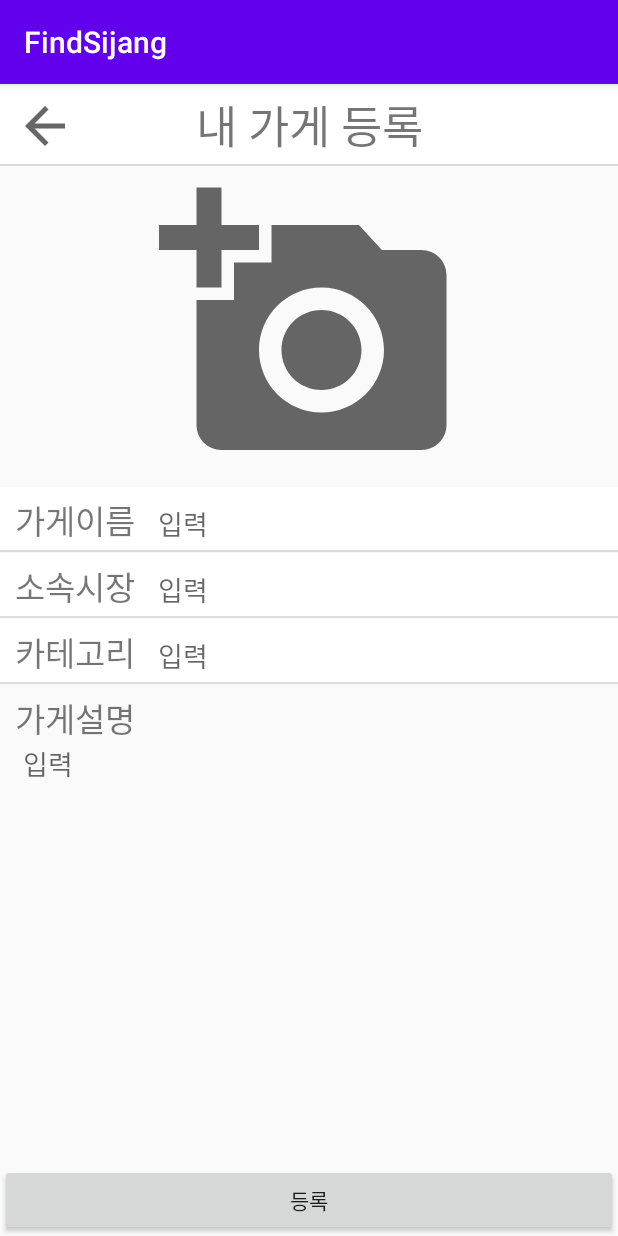
After one commit to goddl717/find_sijang, an Android app: the ResisterStoreActivity screen opened directly, with no data from a screen before it, on a phone screen of 412 x 824 dp. The commit adds this screen. Run offline under Robolectric (Android 15) with nearby library versions, the phone set to English and light mode, and no system bars; our stand-ins replace Firebase (no records; nobody signed in at launch, a user with empty details on screens opened directly); pictures from the network do not load.

Commit message:
등록화면 구현

```diff
--- a/app/src/main/AndroidManifest.xml
+++ b/app/src/main/AndroidManifest.xml
@@ -4,8 +4,10 @@
     package="com.example.myapplication">
 
     <uses-permission android:name="android.permission.INTERNET" />
+    <uses-permission android:name="android.permission.READ_EXTERNAL_STORAGE"/>
 
     <application
+        android:requestLegacyExternalStorage="true"
         android:allowBackup="true"
         android:icon="@mipmap/ic_launcher"
         android:label="@string/app_name"
@@ -14,6 +16,7 @@
         android:theme="@style/AppTheme"
         android:usesCleartextTraffic="true"
         tools:targetApi="m">
+        <activity android:name=".navfragment.home.ResisterStoreActivity"></activity>
         <activity android:name=".navfragment.home.StoreMain" />
         <activity android:name=".AddressActivity" />
         <activity android:name=".SignUpActivity" />
--- a/app/src/main/java/com/example/myapplication/navfragment/home/HomeFragment.java
+++ b/app/src/main/java/com/example/myapplication/navfragment/home/HomeFragment.java
@@ -148,7 +148,7 @@ public class HomeFragment extends Fragment implements View.OnClickListener{
                 break;
             case R.id.fab_sub1:
                 toggleFab();
-//                startActivity(new Intent(getActivity(), ResisterStoreActivity.class));
+                startActivity(new Intent(getActivity(), ResisterStoreActivity.class));
                 break;
             case R.id.fab_sub2:
                 toggleFab();
--- /dev/null
+++ b/app/src/main/java/com/example/myapplication/navfragment/home/ResisterStoreActivity.java
@@ -0,0 +1,215 @@
+package com.example.myapplication.navfragment.home;
+
+import androidx.annotation.NonNull;
+import androidx.annotation.Nullable;
+import androidx.appcompat.app.AlertDialog;
+import androidx.appcompat.app.AppCompatActivity;
+import androidx.loader.content.CursorLoader;
+
+import android.Manifest;
+import android.content.Intent;
+import android.database.Cursor;
+import android.graphics.Color;
+import android.graphics.drawable.ColorDrawable;
+import android.net.Uri;
+import android.os.Build;
+import android.os.Bundle;
+import android.provider.MediaStore;
+import android.util.Log;
+import android.view.LayoutInflater;
+import android.view.View;
+import android.widget.AdapterView;
+import android.widget.Button;
+import android.widget.EditText;
+import android.widget.ImageView;
+import android.widget.ListView;
+import android.widget.SimpleAdapter;
+import android.widget.Toast;
+
+import com.example.myapplication.R;
+import com.example.myapplication.model.Store;
+import com.google.android.gms.tasks.OnFailureListener;
+import com.google.android.gms.tasks.OnSuccessListener;
+import com.google.android.gms.tasks.Task;
+import com.google.firebase.auth.FirebaseAuth;
+import com.google.firebase.database.FirebaseDatabase;
+import com.google.firebase.storage.FirebaseStorage;
+import com.google.firebase.storage.StorageReference;
+import com.google.firebase.storage.UploadTask;
+
+import java.io.File;
+import java.util.ArrayList;
+import java.util.HashMap;
+import java.util.List;
+import java.util.Map;
+
+public class ResisterStoreActivity extends AppCompatActivity {
+    private static final int GALLEY_CODE = 10;
+    private EditText editTextStoreName;
+    private EditText editTextMarketName;
+    private EditText editTextDetail;
+    private EditText editTextCategory;
+    private ImageView imageViewStore;
+    private Button buttonResister;
+    private Button buttonBack;
+    private FirebaseAuth auth;
+    private FirebaseStorage storage;
+    private FirebaseDatabase database;
+    private String imagePath;
+    // market dialog
+    List<Map<String, Object>> dialogItemList;
+    private static final String TAG_TEXT = "text";
+    String[] text = {"동문시장", "남문시장", "신매시장", "북문시장", "감문시장", "서리시장", "동문시장", "남문시장"
+//            ,"동문시장", "남문시장", "신매시장", "북문시장", "감문시장", "서리시장", "동문시장", "남문시장",
+//            "동문시장", "남문시장", "신매시장", "북문시장", "감문시장", "서리시장", "동문시장", "남문시장",
+//            "동문시장", "남문시장", "신매시장", "북문시장", "감문시장", "서리시장", "동문시장", "남문시장",
+//            "동문시장", "남문시장", "신매시장", "북문시장", "감문시장", "서리시장", "동문시장", "남문시장"
+    };
+    @Override
+    protected void onCreate(Bundle savedInstanceState) {
+        super.onCreate(savedInstanceState);
+        setContentView(R.layout.activity_resister_store);
+        editTextStoreName = (EditText) findViewById(R.id.editTextStoreName);
+        editTextMarketName = (EditText) findViewById(R.id.editTextMarketName);
+        editTextCategory = (EditText) findViewById(R.id.editTextCategory);
+        editTextDetail = (EditText) findViewById(R.id.editTextDetail);
+        imageViewStore = (ImageView) findViewById(R.id.imageViewStore);
+        buttonResister = (Button) findViewById(R.id.buttonResister);
+        buttonBack = (Button) findViewById(R.id.backButton);
+        auth = FirebaseAuth.getInstance();
+        storage = FirebaseStorage.getInstance();
+        database = FirebaseDatabase.getInstance();
+
+        /*권한*/
+        if (Build.VERSION.SDK_INT >= Build.VERSION_CODES.M) {
+            requestPermissions(new String[]{Manifest.permission.READ_EXTERNAL_STORAGE},0);
+        }
+        imageViewStore.setOnClickListener(new View.OnClickListener() {
+            @Override
+            public void onClick(View v) {
+                Intent intent = new Intent(Intent.ACTION_PICK);
+                intent.setType(MediaStore.Images.Media.CONTENT_TYPE);
+                startActivityForResult(intent, GALLEY_CODE);
+            }
+        });
+
+        buttonBack.setOnClickListener(new View.OnClickListener() {
+            @Override
+            public void onClick(View v) {
+                finish();
+            }
+        });
+
+        buttonResister.setOnClickListener(new View.OnClickListener() {
+            @Override
+            public void onClick(View v) {
+                upload(imagePath);
+                Toast.makeText(ResisterStoreActivity.this, "가게 등록이 완료되었습니다.", Toast.LENGTH_SHORT).show();
+                finish();
+
+            }
+        });
+        //market dialog
+        editTextMarketName.setOnClickListener(new View.OnClickListener() {
+            @Override
+            public void onClick(View v) {
+                showAlertDialog();
+            }
+        });
+
+        dialogItemList = new ArrayList<>();
+        for (int i = 0; i < text.length; i++) {
+            Map<String, Object> itemMap = new HashMap<>();
+            itemMap.put(TAG_TEXT, text[i]);
+            dialogItemList.add(itemMap);
+        }
+    }
+
+    private void showAlertDialog() {
+        AlertDialog.Builder builder = new AlertDialog.Builder(ResisterStoreActivity.this);
+        LayoutInflater inflater = getLayoutInflater();
+        View view = inflater.inflate(R.layout.market_dialog, null);
+        builder.setView(view);
+
+        final ListView listview = (ListView) view.findViewById(R.id.listview_alterdialog_list);
+        final AlertDialog dialog = builder.create();
+
+        //리사이클러뷰로 교체!!! - 데이터가 많아지면 레이아웃이 깨짐
+        SimpleAdapter simpleAdapter = new SimpleAdapter(ResisterStoreActivity.this, dialogItemList,
+                R.layout.market_dialog_row,
+                new String[]{TAG_TEXT},
+                new int[]{R.id.alertDialogItemTextView});
+
+        listview.setAdapter(simpleAdapter);
+        listview.setOnItemClickListener(new AdapterView.OnItemClickListener() {
+
+            @Override
+            public void onItemClick(AdapterView<?> parent, View view, int position, long id) {
+
+                editTextMarketName.setText(text[position]);
+                dialog.dismiss();
+            }
+        });
+
+        dialog.setCancelable(false);
+        dialog.getWindow().setBackgroundDrawable(new ColorDrawable(Color.TRANSPARENT));
+        dialog.show();
+    }
+
+    @Override
+    protected void onActivityResult(int requestCode, int resultCode, @Nullable Intent data) {
+        super.onActivityResult(requestCode, resultCode, data);
+        if (requestCode == GALLEY_CODE) {
+//            imageViewStore.setScaleType(ImageView.ScaleType.CENTER_CROP);
+//            imageViewStore.setImageURI(data.getData());
+//          이미지 불러오기
+            imagePath = getPath(data.getData());
+            File f = new File(imagePath);
+            imageViewStore.setImageURI(Uri.fromFile(f));
+
+        }
+    }
+    public String getPath(Uri uri){
+        String [] proj = { MediaStore.Images.Media.DATA };
+        CursorLoader cursorLoader = new CursorLoader(this, uri, proj, null, null, null);
+
+        Cursor cursor = cursorLoader.loadInBackground ();
+        int index = cursor.getColumnIndexOrThrow (MediaStore.Images.Media.DATA);
+
+        cursor.moveToFirst();
+
+        return cursor.getString(index);
+    }
+
+    private void upload(String uri){
+        final StorageReference storageRef = storage.getReference();;
+
+        Uri file = Uri.fromFile(new File(uri));
+        StorageReference riversRef = storageRef.child("images/"+file.getLastPathSegment());
+        UploadTask uploadTask = riversRef.putFile(file);
+
+        // Register observers to listen for when the download is done or if it fails
+        uploadTask.addOnFailureListener(new OnFailureListener() {
+            @Override
+            public void onFailure(@NonNull Exception exception) {
+                // Handle unsuccessful uploads
+                Log.v("jiwon","fail");
+            }
+        }).addOnSuccessListener(new OnSuccessListener<UploadTask.TaskSnapshot>() {
+            @Override
+            public void onSuccess(UploadTask.TaskSnapshot taskSnapshot) {
+                // taskSnapshot.getMetadata() contains file metadata such as size, content-type, etc.
+                Task<Uri> downloadUrl = taskSnapshot.getStorage().getDownloadUrl();
+                String marketName = editTextMarketName.getText().toString().trim();
+                Store store = new Store();
+                store.setUserId(auth.getCurrentUser().getUid());
+                store.setStoreName(editTextStoreName.getText().toString().trim());
+                store.setImageUrl(downloadUrl.toString());
+                store.setCategory(editTextCategory.getText().toString().trim());
+                store.setDetail(editTextDetail.getText().toString().trim());
+                database.getReference().child("시장").child(marketName).child("store").push().setValue(store);
+                Log.v("jiwon","succes");
+            }
+        });
+    }
+}
--- /dev/null
+++ b/app/src/main/res/drawable/ic_add_a_photo.xml
@@ -0,0 +1,5 @@
+<vector android:height="200dp" android:tint="#656565"
+    android:viewportHeight="24" android:viewportWidth="24"
+    android:width="200dp" xmlns:android="http://schemas.android.com/apk/res/android">
+    <path android:fillColor="@android:color/white" android:pathData="M3,4V1h2v3h3v2H5v3H3V6H0V4H3zM6,10V7h3V4h7l1.83,2H21c1.1,0 2,0.9 2,2v12c0,1.1 -0.9,2 -2,2H5c-1.1,0 -2,-0.9 -2,-2V10H6zM13,19c2.76,0 5,-2.24 5,-5s-2.24,-5 -5,-5s-5,2.24 -5,5S10.24,19 13,19zM9.8,14c0,1.77 1.43,3.2 3.2,3.2s3.2,-1.43 3.2,-3.2s-1.43,-3.2 -3.2,-3.2S9.8,12.23 9.8,14z"/>
+</vector>
--- /dev/null
+++ b/app/src/main/res/drawable/ic_arrow_back.xml
@@ -0,0 +1,10 @@
+<vector xmlns:android="http://schemas.android.com/apk/res/android"
+    android:width="24dp"
+    android:height="24dp"
+    android:viewportWidth="24"
+    android:viewportHeight="24"
+    android:tint="?attr/colorControlNormal">
+    <path
+        android:fillColor="@android:color/white"
+        android:pathData="M20,11H7.83l5.59,-5.59L12,4l-8,8 8,8 1.41,-1.41L7.83,13H20v-2z"/>
+</vector>
--- /dev/null
+++ b/app/src/main/res/layout/activity_resister_store.xml
@@ -0,0 +1,182 @@
+<?xml version="1.0" encoding="utf-8"?>
+<androidx.constraintlayout.widget.ConstraintLayout xmlns:android="http://schemas.android.com/apk/res/android"
+    xmlns:app="http://schemas.android.com/apk/res-auto"
+    xmlns:tools="http://schemas.android.com/tools"
+    android:layout_width="match_parent"
+    android:layout_height="match_parent"
+    tools:context=".navfragment.home.ResisterStoreActivity">
+    <androidx.constraintlayout.widget.ConstraintLayout
+        android:id="@+id/constraintLayout"
+        android:layout_width="0dp"
+        android:layout_height="55sp"
+        android:background="@drawable/border"
+        android:orientation="horizontal"
+        app:layout_constraintEnd_toEndOf="parent"
+        app:layout_constraintHorizontal_bias="1.0"
+        app:layout_constraintStart_toStartOf="parent"
+        app:layout_constraintTop_toTopOf="parent">
+
+        <Button
+            android:id="@+id/backButton"
+            android:layout_width="40sp"
+            android:layout_height="40sp"
+            android:layout_marginStart="10dp"
+            android:background="@drawable/ic_arrow_back"
+            app:layout_constraintBottom_toBottomOf="parent"
+            app:layout_constraintStart_toStartOf="parent"
+            app:layout_constraintTop_toTopOf="parent" />
+
+        <TextView
+            android:id="@+id/textView2"
+            android:layout_width="wrap_content"
+            android:layout_height="match_parent"
+            android:layout_gravity="center"
+            android:gravity="center"
+            android:text="내 가게 등록"
+            android:textSize="30sp"
+            app:layout_constraintBottom_toBottomOf="parent"
+            app:layout_constraintEnd_toEndOf="parent"
+            app:layout_constraintStart_toStartOf="parent"
+            app:layout_constraintTop_toTopOf="parent" />
+
+    </androidx.constraintlayout.widget.ConstraintLayout>
+
+    <ImageView
+        android:id="@+id/imageViewStore"
+        android:layout_width="200dp"
+        android:layout_height="200dp"
+        android:layout_marginTop="5dp"
+        android:background="@drawable/ic_add_a_photo"
+        app:layout_constraintEnd_toEndOf="parent"
+        app:layout_constraintStart_toStartOf="parent"
+        app:layout_constraintTop_toBottomOf="@+id/constraintLayout" />
+
+    <LinearLayout
+        android:id="@+id/linearLayout2"
+        android:layout_width="0dp"
+        android:layout_height="wrap_content"
+        android:layout_marginTop="8dp"
+        android:background="@drawable/border"
+        android:orientation="horizontal"
+        android:paddingTop="5dp"
+        android:paddingBottom="5dp"
+        app:layout_constraintEnd_toEndOf="parent"
+        app:layout_constraintStart_toStartOf="parent"
+        app:layout_constraintTop_toBottomOf="@+id/imageViewStore">
+
+        <TextView
+            android:layout_width="wrap_content"
+            android:layout_height="wrap_content"
+            android:paddingLeft="10dp"
+            android:text="가게이름"
+            android:textSize="22sp" />
+
+        <EditText
+            android:id="@+id/editTextStoreName"
+            android:layout_width="match_parent"
+            android:layout_height="wrap_content"
+            android:layout_marginLeft="15dp"
+            android:background="@null"
+            android:hint="입력" />
+
+    </LinearLayout>
+
+    <LinearLayout
+        android:id="@+id/linearLayout3"
+        android:layout_width="match_parent"
+        android:layout_height="wrap_content"
+        android:background="@drawable/border"
+        android:orientation="horizontal"
+        android:paddingTop="5dp"
+        android:paddingBottom="5dp"
+        app:layout_constraintEnd_toEndOf="parent"
+        app:layout_constraintStart_toStartOf="parent"
+        app:layout_constraintTop_toBottomOf="@+id/linearLayout2">
+
+        <TextView
+            android:layout_width="wrap_content"
+            android:layout_height="wrap_content"
+            android:paddingLeft="10dp"
+            android:text="소속시장"
+            android:textSize="22sp" />
+
+        <EditText
+            android:id="@+id/editTextMarketName"
+            android:layout_width="match_parent"
+            android:layout_height="wrap_content"
+            android:layout_marginLeft="15dp"
+            android:background="@null"
+            android:focusable="false"
+            android:hint="입력" />
+
+    </LinearLayout>
+
+    <LinearLayout
+        android:id="@+id/linearLayout5"
+        android:layout_width="match_parent"
+        android:layout_height="wrap_content"
+        android:background="@drawable/border"
+        android:orientation="horizontal"
+        android:paddingTop="5dp"
+        android:paddingBottom="5dp"
+        app:layout_constraintEnd_toEndOf="parent"
+        app:layout_constraintStart_toStartOf="parent"
+        app:layout_constraintTop_toBottomOf="@+id/linearLayout3">
+
+        <TextView
+            android:layout_width="wrap_content"
+            android:layout_height="wrap_content"
+            android:paddingLeft="10dp"
+            android:text="카테고리"
+            android:textSize="22sp" />
+
+        <EditText
+            android:id="@+id/editTextCategory"
+            android:layout_width="match_parent"
+            android:layout_height="wrap_content"
+            android:layout_marginLeft="15dp"
+            android:background="@null"
+            android:focusable="false"
+            android:hint="입력" />
+
+    </LinearLayout>
+
+
+    <LinearLayout
+        android:layout_width="match_parent"
+        android:layout_height="0dp"
+        android:orientation="vertical"
+        android:paddingTop="5dp"
+        android:paddingBottom="5dp"
+        app:layout_constraintBottom_toTopOf="@+id/buttonResister"
+        app:layout_constraintEnd_toEndOf="parent"
+        app:layout_constraintStart_toStartOf="parent"
+        app:layout_constraintTop_toBottomOf="@+id/linearLayout5">
+
+        <TextView
+            android:layout_width="wrap_content"
+            android:layout_height="wrap_content"
+            android:paddingLeft="10dp"
+            android:text="가게설명"
+            android:textSize="22sp" />
+
+        <EditText
+            android:id="@+id/editTextDetail"
+            android:layout_width="match_parent"
+            android:layout_height="wrap_content"
+            android:layout_marginLeft="15dp"
+            android:background="@null"
+            android:hint="입력" />
+
+    </LinearLayout>
+
+    <Button
+        android:id="@+id/buttonResister"
+        android:layout_width="0dp"
+        android:layout_height="wrap_content"
+        android:text="등록"
+        app:layout_constraintBottom_toBottomOf="parent"
+        app:layout_constraintEnd_toEndOf="parent"
+        app:layout_constraintStart_toStartOf="parent" />
+
+</androidx.constraintlayout.widget.ConstraintLayout>
--- /dev/null
+++ b/app/src/main/res/layout/category_dialog.xml
@@ -0,0 +1,6 @@
+<?xml version="1.0" encoding="utf-8"?>
+<androidx.constraintlayout.widget.ConstraintLayout
+    xmlns:android="http://schemas.android.com/apk/res/android" android:layout_width="match_parent"
+    android:layout_height="match_parent">
+
+</androidx.constraintlayout.widget.ConstraintLayout>
--- /dev/null
+++ b/app/src/main/res/layout/category_dialog_row.xml
@@ -0,0 +1,6 @@
+<?xml version="1.0" encoding="utf-8"?>
+<androidx.constraintlayout.widget.ConstraintLayout
+    xmlns:android="http://schemas.android.com/apk/res/android" android:layout_width="match_parent"
+    android:layout_height="match_parent">
+
+</androidx.constraintlayout.widget.ConstraintLayout>
--- a/app/src/main/res/layout/fragment_home.xml
+++ b/app/src/main/res/layout/fragment_home.xml
@@ -149,6 +149,7 @@
         android:visibility="invisible"
         app:borderWidth="0dp"
         app:fabSize="normal"
+        android:src="@drawable/ic_store"
         app:layout_constraintBottom_toTopOf="@+id/fab_sub2"
         app:layout_constraintEnd_toEndOf="parent" />
 
--- /dev/null
+++ b/app/src/main/res/values/ic_melon_background.xml
@@ -0,0 +1,4 @@
+<?xml version="1.0" encoding="utf-8"?>
+<resources>
+    <color name="ic_melon_background">#3DDC84</color>
+</resources>
```
Also changed, not shown: app/src/main/res/drawable/ic_store.xml (added, +10 -0 lines), app/src/main/res/layout/market_dialog.xml (added, +33 -0 lines), app/src/main/res/layout/market_dialog_row.xml (added, +22 -0 lines), app/src/main/ic_melon-playstore.png (added).
